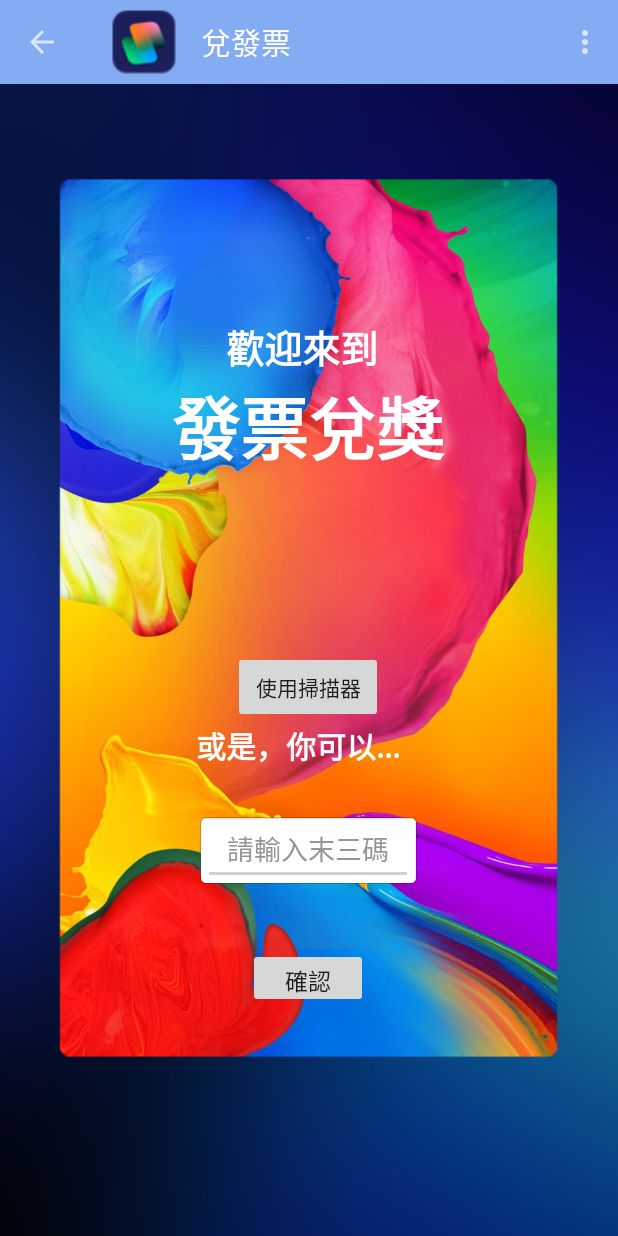
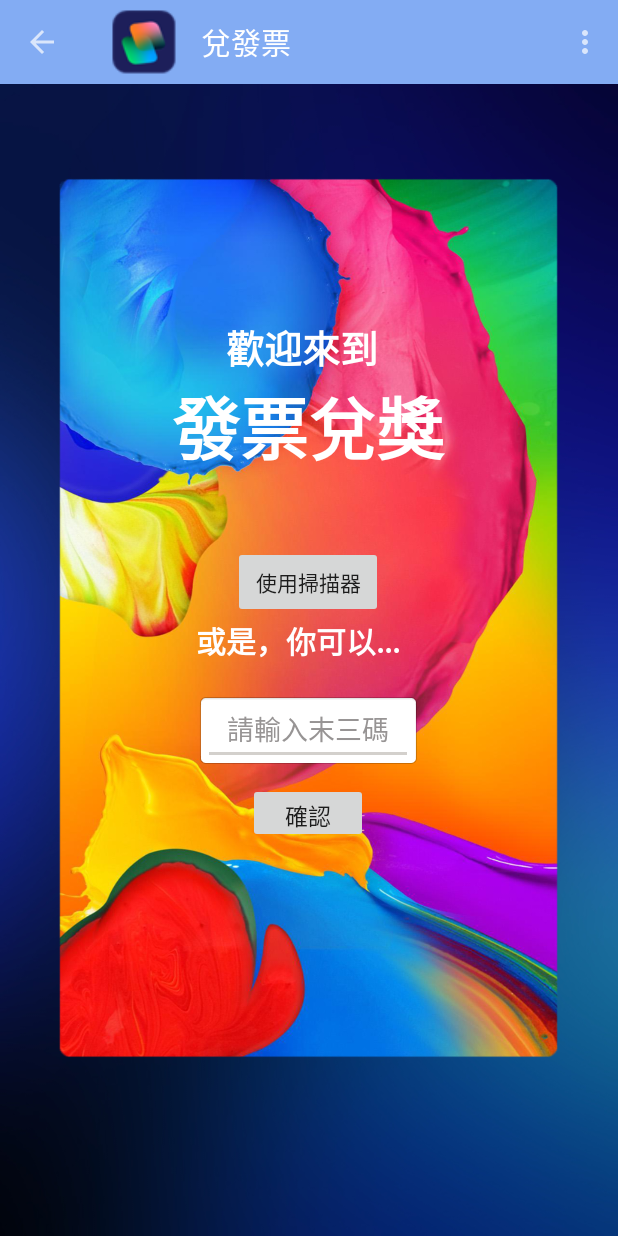
Before and after one commit to Riceair/LifeAssistant_Project, an Android app: the Invoice_activity screen opened directly, with no data from a screen before it, on a phone screen of 412 x 824 dp. Run offline under Robolectric (Android 15) with nearby library versions, the phone set to English and light mode, and no system bars; 5 statements that could not run were skipped.

Commit message:
invoice123

```diff
--- a/app/src/main/java/com/example/lifeassistant_project/MainActivity.java
+++ b/app/src/main/java/com/example/lifeassistant_project/MainActivity.java
@@ -213,7 +213,7 @@ public class MainActivity extends AppCompatActivity implements NavigationView.On
                 synchronized (client)
                 {
                     try {
-                        client.wait();
+                        client.wait(5000);
                     }catch (InterruptedException e)
                     {
                         System.out.println(e);
--- a/app/src/main/java/com/example/lifeassistant_project/activity_update/ReceiptContainer.java
+++ b/app/src/main/java/com/example/lifeassistant_project/activity_update/ReceiptContainer.java
@@ -3,8 +3,8 @@ package com.example.lifeassistant_project.activity_update;
 import java.util.ArrayList;
 
 public class ReceiptContainer {
-    public String year, month;
-    public ArrayList<String> hitNumber;
+    private String year, month;
+    private ArrayList<String> hitNumber;
 
     public String getYear() {
         return year;
--- a/app/src/main/java/com/example/lifeassistant_project/menu_activity/finance/invoice/Invoice_activity.java
+++ b/app/src/main/java/com/example/lifeassistant_project/menu_activity/finance/invoice/Invoice_activity.java
@@ -4,17 +4,24 @@ import androidx.appcompat.app.AppCompatActivity;
 import androidx.appcompat.widget.Toolbar;
 
 import android.content.Intent;
+import android.graphics.Color;
 import android.os.Bundle;
 import android.view.Menu;
+import android.view.MenuInflater;
 import android.view.MenuItem;
 import android.view.View;
+import android.widget.TextView;
 import android.widget.Toast;
 
 import com.example.lifeassistant_project.R;
+import com.example.lifeassistant_project.activity_update.ClientProgress;
+import com.example.lifeassistant_project.activity_update.ReceiptContainer;
+
+import java.util.ArrayList;
 
 public class Invoice_activity extends AppCompatActivity {
-    private static boolean isInvoiceUpdate=false;
-    private MenuItem prevInv,recInv;
+    private boolean isInvoiceUpdate;
+    private ReceiptContainer recepitContainerPre,recepitContainerRec;
 
     @Override
     protected void onCreate(Bundle savedInstanceState)
@@ -28,11 +35,29 @@ public class Invoice_activity extends AppCompatActivity {
         getSupportActionBar().setDisplayHomeAsUpEnabled(true);
         getSupportActionBar().setHomeButtonEnabled(true);
         getSupportActionBar().setIcon(R.drawable.receipt_checksum);
+
+        updateInvoice(); //更新發票資訊
+        invalidateOptionsMenu(); //依照資料獲取情況修改menu
     }
 
-    private void bind(){
-        prevInv=findViewById(R.id.prevInv);
-        recInv=findViewById(R.id.recInv);
+    private void updateInvoice(){  //更新發票資訊
+        ClientProgress client = new ClientProgress();
+        client.setReceiptQR();
+        Thread cThread = new Thread(client);
+        cThread.start();
+        synchronized (client)
+        {
+            try {
+                client.wait(5000);
+                isInvoiceUpdate=true;
+            }catch (InterruptedException e)
+            {
+                isInvoiceUpdate=false;
+            }
+        }
+
+        recepitContainerRec=client.getRcvReceiptContainer().get(0); //較新的
+        recepitContainerPre=client.getRcvReceiptContainer().get(1);
     }
 
     public void clickToQRScan(View view)
@@ -42,11 +67,39 @@ public class Invoice_activity extends AppCompatActivity {
         overridePendingTransition(R.anim.translate_in,R.anim.translate_out);
     }
 
-    private void setInvoiceMonth(){
-        if(!isInvoiceUpdate){
-            Toast.makeText(this,"請開啟網路取得兌獎資訊",Toast.LENGTH_SHORT).show();
-            prevInv.setTitle("未取得資訊");
-            recInv.setTitle("未取得資訊");
+    public void clickToCheckReward(View view){
+        TextView receiptsewrial=findViewById(R.id.receiptsewrial);
+
+        if(receiptsewrial.getText().toString().length()!=3){
+            Toast.makeText(this,"請輸入末三碼",Toast.LENGTH_SHORT).show();
+            return;
+        }
+
+        if(getSupportActionBar().getSubtitle().toString().equals("   "+getMonTitle(recepitContainerPre.getMonth()))){
+            checkReward(receiptsewrial.getText().toString(),recepitContainerPre);
+        }else{
+            checkReward(receiptsewrial.getText().toString(),recepitContainerRec);
+        }
+    }
+
+    private void checkReward(String myNumber,ReceiptContainer receiptContainer){
+        TextView invoice_reword=findViewById(R.id.invoice_reword);
+        boolean isReward=false;
+
+        for(int i=0;i<receiptContainer.getHitNumber().size();i++){
+            if(receiptContainer.getHitNumber().get(i).equals(myNumber)){
+                invoice_reword.setText("中獎!!");
+                invoice_reword.setBackgroundColor(Color.GREEN);
+                invoice_reword.setVisibility(View.VISIBLE);
+                isReward=true;
+                break;
+            }
+        }
+
+        if(!isReward) {
+            invoice_reword.setText("未中獎");
+            invoice_reword.setBackgroundColor(Color.parseColor("#FF5722"));
+            invoice_reword.setVisibility(View.VISIBLE);
         }
     }
 
@@ -54,6 +107,33 @@ public class Invoice_activity extends AppCompatActivity {
     public boolean onCreateOptionsMenu(Menu menu){
         getMenuInflater().inflate(R.menu.invoice_menu,menu);
         return true;
+    }
+
+    @Override
+    public boolean onPrepareOptionsMenu(Menu menu) {
+        if (!isInvoiceUpdate) {
+            menu.findItem(R.id.prevInv).setTitle("未取得發票資料");
+            menu.findItem(R.id.recInv).setTitle("未取得發票資料");
+        } else {
+            menu.findItem(R.id.prevInv).setTitle(getMonTitle(recepitContainerPre.getMonth()));
+            menu.findItem(R.id.recInv).setTitle(getMonTitle(recepitContainerRec.getMonth()));
+            getSupportActionBar().setSubtitle("   "+getMonTitle(recepitContainerRec.getMonth()));
+        }
+        return super.onPrepareOptionsMenu(menu);
+    }
+
+    private String getMonTitle(String month){
+        try {
+            if (Integer.valueOf(month) == 9)
+                return "09~10月";
+            else if (Integer.valueOf(month) == 11)
+                return "11~12月";
+            else {
+                return month + "~0" + String.valueOf(Integer.valueOf(month) + 1) + "月";
+            }
+        }catch (Exception e){
+            return "網路取得錯誤";
+        }
     }
 
     @Override
--- a/app/src/main/res/layout/activity_invoice_activity.xml
+++ b/app/src/main/res/layout/activity_invoice_activity.xml
@@ -15,26 +15,6 @@
         android:layout_centerInParent="true"
         android:background="@drawable/receipt_checksum_inner_background">
 
-        <Button
-            android:id="@+id/button"
-            android:layout_width="100dp"
-            android:layout_height="wrap_content"
-            android:layout_alignParentBottom="true"
-            android:layout_centerHorizontal="true"
-            android:layout_marginBottom="230dp"
-            android:onClick="clickToQRScan"
-            android:text="使用掃描器" />
-
-        <Button
-            android:id="@+id/okbutton"
-            android:layout_width="80dp"
-            android:layout_height="40dp"
-            android:layout_alignParentBottom="true"
-            android:layout_centerHorizontal="true"
-            android:layout_marginBottom="40dp"
-            android:text="確認"
-            android:textSize="15dp" />
-
         <TextView
             android:id="@+id/welcometext"
             android:layout_width="110dp"
@@ -50,19 +30,6 @@
             tools:text="歡迎來到" />
 
         <TextView
-            android:id="@+id/more"
-            android:layout_width="150dp"
-            android:layout_height="wrap_content"
-            android:layout_alignParentBottom="true"
-            android:layout_centerHorizontal="true"
-            android:layout_marginBottom="200dp"
-            android:text="或是，你可以..."
-            android:textColor="@android:color/background_light"
-            android:textSize="20sp"
-            android:textStyle="bold"
-            tools:text="或是，你可以..." />
-
-        <TextView
             android:id="@+id/welcometext2"
             android:layout_width="match_parent"
             android:layout_height="wrap_content"
@@ -74,13 +41,36 @@
             android:textStyle="bold"
             tools:text="發票兌獎" />
 
+        <Button
+            android:id="@+id/button"
+            android:layout_width="100dp"
+            android:layout_height="wrap_content"
+            android:layout_alignParentBottom="true"
+            android:layout_centerHorizontal="true"
+            android:layout_marginBottom="300dp"
+            android:onClick="clickToQRScan"
+            android:text="使用掃描器" />
+
+        <TextView
+            android:id="@+id/more"
+            android:layout_width="150dp"
+            android:layout_height="wrap_content"
+            android:layout_alignParentBottom="true"
+            android:layout_centerHorizontal="true"
+            android:layout_marginBottom="270dp"
+            android:text="或是，你可以..."
+            android:textColor="@android:color/background_light"
+            android:textSize="20sp"
+            android:textStyle="bold"
+            tools:text="或是，你可以..." />
+
         <ImageView
             android:id="@+id/reciptbox"
             android:layout_width="150dp"
             android:layout_height="50dp"
             android:layout_alignParentBottom="true"
             android:layout_centerHorizontal="true"
-            android:layout_marginBottom="120dp"
+            android:layout_marginBottom="200dp"
             android:background="@android:drawable/editbox_background_normal"/>
 
         <EditText
@@ -96,6 +86,30 @@
             android:textColor="@color/design_default_color_on_secondary"
             android:textColorHint="#979494" />
 
+        <TextView
+            android:id="@+id/invoice_reword"
+            android:layout_width="100dp"
+            android:layout_height="40dp"
+            android:layout_marginBottom="80dp"
+            android:layout_alignParentBottom="true"
+            android:layout_centerHorizontal="true"
+            android:gravity="center"
+            android:visibility="invisible"
+            android:background="#FF5722"
+            android:textColor="#FFFFFF"
+            android:text="未中獎"
+            android:textSize="25dp" />
+
+        <Button
+            android:id="@+id/okbutton"
+            android:layout_width="80dp"
+            android:layout_height="40dp"
+            android:layout_alignParentBottom="true"
+            android:layout_centerHorizontal="true"
+            android:layout_marginBottom="150dp"
+            android:onClick="clickToCheckReward"
+            android:text="確認"
+            android:textSize="15dp" />
     </RelativeLayout>
 
     <include
```
